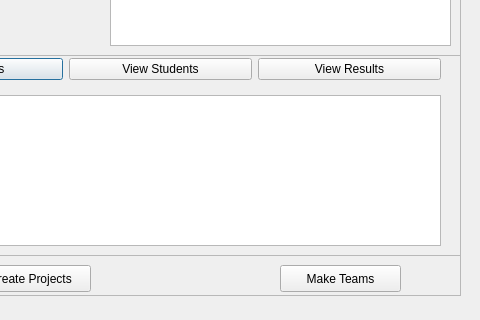
The window that manageprojectsview.ui (abhinavthukral28/stuPID) describes before a commit, drawn with Qt 5; both pictures show x 320 to 800 and y 235 to 555 of the 800 by 555 pixel window.
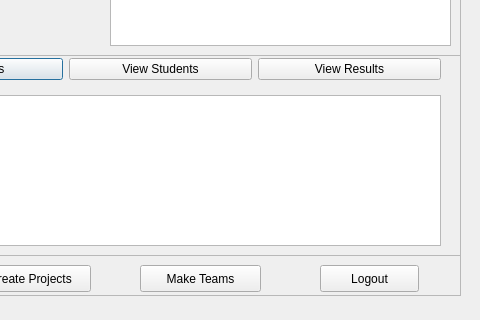
The same window after the commit.

Commit message: Added logout manageProjects

Diff of the .ui file:
```diff
--- a/manageprojectsview.ui
+++ b/manageprojectsview.ui
@@ -191,7 +191,7 @@
     <widget class="QPushButton" name="makeTeamsButton">
      <property name="geometry">
       <rect>
-       <x>400</x>
+       <x>260</x>
        <y>480</y>
        <width>121</width>
        <height>27</height>
@@ -214,6 +214,19 @@
       <string>Create Projects</string>
      </property>
     </widget>
+    <widget class="QPushButton" name="pushButton">
+     <property name="geometry">
+      <rect>
+       <x>440</x>
+       <y>480</y>
+       <width>99</width>
+       <height>27</height>
+      </rect>
+     </property>
+     <property name="text">
+      <string>Logout</string>
+     </property>
+    </widget>
    </widget>
   </widget>
   <widget class="QStatusBar" name="statusbar">
```
The commit also changes 4 other files.
